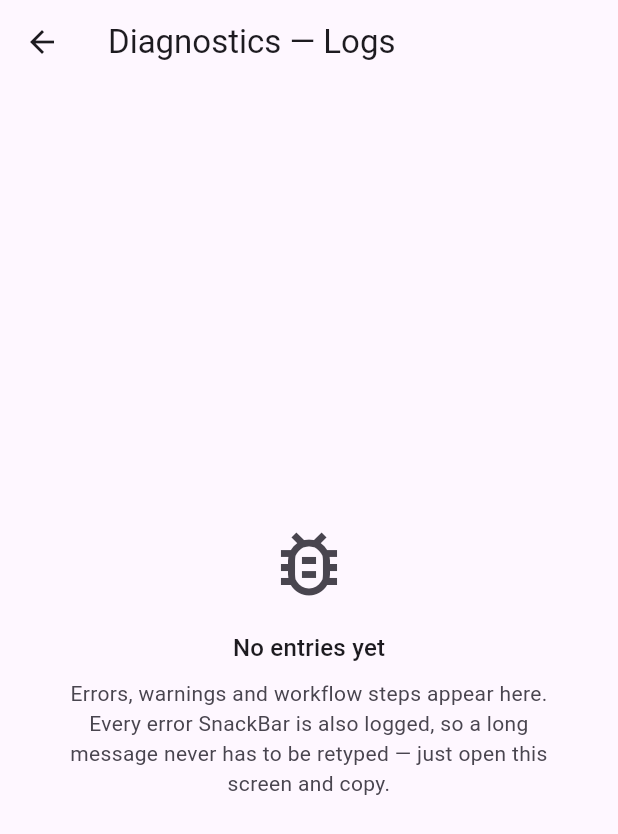
After one commit to amworx/klear, a Flutter app: the LogsPage screen opened directly, after a tap on the "delete outline" icon, on a phone screen of 412 x 824 dp. The commit adds this screen. Shown: the top 834 px of the screen. Run offline on Flutter 3.47's test engine with Material 3 defaults, Android fonts, the phone set to English and light mode, and no system bars; our stand-ins replace flutter_map, flutter_riverpod, geolocator, go_router, latlong2, shared_preferences and 1 more; accounts and stored records are empty.

Commit message:
fix(auth): fail-fast on missing Supabase config, add diagnostics logger
- build_apk.yml: inject SUPABASE_URL / PUBLISHABLE_KEY from repo secrets so
  GitHub Actions APKs are correctly configured (was plain build -> LateInit)
- main.dart: show clear misconfigured screen + hook FlutterError/PlatformDispatcher
  to AppLogger (was silent placeholder -> cryptic crash at sign-in)
- core/logger: in-memory ring buffer (120 entries) + /diagnostics/logs viewer
  with copy/clear, mirrored to logcat for adb inspection
- account: Diagnostics tile (guest + profile), SnackBar with View logs action
- auth: log all signInWithEmail / verifyOTP / loadProfile errors for workflow

````diff
--- a/src/lib/app/app_router.dart
+++ b/src/lib/app/app_router.dart
@@ -40,6 +40,8 @@ class KlearRoutes {
   static const String addressBook = '/account/addresses';
   // Map picker (full-screen detour; pushed with `context.push`).
   static const String mapPicker = '/map-picker';
+  // Diagnostics — in-app log viewer (errors, warnings, workflow).
+  static const String logs = '/diagnostics/logs';
 }
 
 /// Bottom-nav branch index keys.
--- /dev/null
+++ b/src/lib/core/logger/app_logger.dart
@@ -0,0 +1,163 @@
+import 'dart:async';
+
+import 'package:flutter/foundation.dart';
+import 'package:flutter_riverpod/flutter_riverpod.dart';
+
+/// Severity of a log entry.
+enum LogLevel { debug, info, warning, error }
+
+/// A single log entry kept in the in-memory ring buffer.
+class LogEntry {
+  const LogEntry({
+    required this.timestamp,
+    required this.level,
+    required this.tag,
+    required this.message,
+    this.error,
+    this.stackTrace,
+  });
+
+  final DateTime timestamp;
+  final LogLevel level;
+  final String tag;
+  final String message;
+  final Object? error;
+  final StackTrace? stackTrace;
+
+  String get formattedTime {
+    final t = timestamp.toLocal();
+    String two(int n) => n.toString().padLeft(2, '0');
+    return '${two(t.hour)}:${two(t.minute)}:${two(t.second)}.${t.millisecond.toString().padLeft(3, '0')}';
+  }
+
+  String get levelLabel => level.name.toUpperCase();
+
+  @override
+  String toString() {
+    final buf = StringBuffer()..write('[$formattedTime] [$levelLabel][$tag] $message');
+    if (error != null) buf.write(' | $error');
+    if (stackTrace != null) buf.write('\n$stackTrace');
+    return buf.toString();
+  }
+}
+
+/// In-memory ring-buffer logger for diagnostics.
+///
+/// Keeps the last [_maxEntries] entries (errors + warnings + info) so the
+/// workflow can be inspected from the app itself (no need to retype long
+/// SnackBar messages). Also mirrors every entry to `debugPrint` for `adb
+/// logcat`. Exposed via Riverpod for the Logs UI.
+///
+/// Usage:
+/// ```dart
+/// ref.read(appLoggerProvider).e('auth', 'sign-in failed', error, stackTrace);
+/// ref.read(appLoggerProvider).w('services', 'failed to load services');
+/// ```
+class AppLogger extends ChangeNotifier {
+  // ignore: prefer_initializing_formals
+  AppLogger({int maxEntries = 120}) : _maxEntries = maxEntries;
+
+  final int _maxEntries;
+  final List<LogEntry> _entries = [];
+  final StreamController<LogEntry> _streamController =
+      StreamController<LogEntry>.broadcast();
+
+  /// A process-wide singleton used before the Riverpod container exists
+  /// (e.g., in `main()`'s global error handlers).
+  static final AppLogger instance = AppLogger();
+
+  List<LogEntry> get entries => List.unmodifiable(_entries);
+  Stream<LogEntry> get stream => _streamController.stream;
+  int get length => _entries.length;
+
+  void _add(LogEntry entry) {
+    if (_entries.length >= _maxEntries) {
+      _entries.removeAt(0);
+    }
+    _entries.add(entry);
+    _streamController.add(entry);
+    // Mirror to logcat / debug console for `adb logcat` inspection.
+    debugPrint(entry.toString());
+    notifyListeners();
+  }
+
+  void d(String tag, String message, [Object? error, StackTrace? stack]) =>
+      _add(LogEntry(
+        timestamp: DateTime.now(),
+        level: LogLevel.debug,
+        tag: tag,
+        message: message,
+        error: error,
+        stackTrace: stack,
+      ));
+
+  void i(String tag, String message, [Object? error, StackTrace? stack]) =>
+      _add(LogEntry(
+        timestamp: DateTime.now(),
+        level: LogLevel.info,
+        tag: tag,
+        message: message,
+        error: error,
+        stackTrace: stack,
+      ));
+
+  void w(String tag, String message, [Object? error, StackTrace? stack]) =>
+      _add(LogEntry(
+        timestamp: DateTime.now(),
+        level: LogLevel.warning,
+        tag: tag,
+        message: message,
+        error: error,
+        stackTrace: stack,
+      ));
+
+  void e(String tag, String message, [Object? error, StackTrace? stack]) =>
+      _add(LogEntry(
+        timestamp: DateTime.now(),
+        level: LogLevel.error,
+        tag: tag,
+        message: message,
+        error: error,
+        stackTrace: stack,
+      ));
+
+  /// Convenience for logging a caught exception.
+  void logException(
+    String tag,
+    String message,
+    Object error,
+    StackTrace stackTrace,
+  ) =>
+      e(tag, message, error, stackTrace);
+
+  void clear() {
+    _entries.clear();
+    notifyListeners();
+  }
+
+  String exportAsText() => _entries.map((e) => e.toString()).join('\n');
+
+  @override
+  void dispose() {
+    _streamController.close();
+    super.dispose();
+  }
+}
+
+/// Riverpod provider for the app logger.
+///
+/// The default value is the process-wide [AppLogger.instance] so every
+/// `ref.read(appLoggerProvider)` shares the same buffer. The singleton lives
+/// for the lifetime of the process and is not disposed with the provider.
+final appLoggerProvider = Provider<AppLogger>((ref) => AppLogger.instance);
+
+/// Helper to show a SnackBar that also logs the error and offers a one-tap
+/// copy / view-logs action. Use this instead of a plain `SnackBar` for any
+/// user-visible error so the long message never has to be retyped.
+extension SnackBarLogger on AppLogger {
+  /// Log [error] at `error` level and return the formatted message for UI.
+  String logAndFormat(String tag, String userMessage, Object error, StackTrace st) {
+    e(tag, userMessage, error, st);
+    return '$userMessage: $error';
+  }
+}
--- a/src/lib/features/account/presentation/account_page.dart
+++ b/src/lib/features/account/presentation/account_page.dart
@@ -70,6 +70,12 @@ class _GuestView extends StatelessWidget {
               FilledButton(
                 onPressed: () => context.go(KlearRoutes.signIn),
                 child: Text(l10n.signInTitle),
+              ),
+              const SizedBox(height: 16),
+              OutlinedButton.icon(
+                onPressed: () => context.push(KlearRoutes.logs),
+                icon: const Icon(Icons.bug_report_outlined),
+                label: const Text('Diagnostics — View logs'),
               ),
             ],
           ),
@@ -178,6 +184,17 @@ class _ProfileView extends StatelessWidget {
             ),
           ),
           const SizedBox(height: 16),
+          // Diagnostics — in-app log viewer for errors & workflow.
+          Card(
+            child: ListTile(
+              leading: const Icon(Icons.bug_report_outlined),
+              title: const Text('Diagnostics'),
+              subtitle: const Text('View error & workflow logs'),
+              trailing: const Icon(Icons.chevron_right),
+              onTap: () => context.push(KlearRoutes.logs),
+            ),
+          ),
+          const SizedBox(height: 16),
           // Edit profile button.
           OutlinedButton.icon(
             onPressed: () => context.go(KlearRoutes.profileSetup),
--- a/src/lib/features/auth/email_signin_page.dart
+++ b/src/lib/features/auth/email_signin_page.dart
@@ -3,6 +3,7 @@ import 'package:flutter_riverpod/flutter_riverpod.dart';
 import 'package:go_router/go_router.dart';
 
 import '../../../app/app_router.dart';
+import '../../../core/logger/app_logger.dart';
 import '../../../core/widgets/motion.dart';
 import '../../../l10n/app_localizations.dart';
 import '../account/presentation/auth_providers.dart';
@@ -50,12 +51,19 @@ class _EmailSignInPageState extends ConsumerState<EmailSignInPage> {
           .read(authProvider.notifier)
           .signInWithEmail(email, shouldCreateUser: _isSignup);
       if (!mounted) return;
+      ref.read(appLoggerProvider).i('auth', 'OTP sent to $email (mode=${_isSignup ? 'signup' : 'login'})');
       context.push(KlearRoutes.otpVerify);
-    } catch (e) {
+    } catch (e, st) {
       if (!mounted) return;
+      ref.read(appLoggerProvider).e('auth', 'signInWithEmail failed for $email', e, st);
       ScaffoldMessenger.of(context).showSnackBar(
         SnackBar(
           content: Text('${AppLocalizations.of(context).errorLoadingServices}: $e'),
+          duration: const Duration(seconds: 6),
+          action: SnackBarAction(
+            label: 'View logs',
+            onPressed: () => context.push(KlearRoutes.logs),
+          ),
         ),
       );
     }
--- /dev/null
+++ b/src/lib/features/diagnostics/presentation/logs_page.dart
@@ -0,0 +1,227 @@
+import 'package:flutter/material.dart';
+import 'package:flutter/services.dart';
+import 'package:flutter_riverpod/flutter_riverpod.dart';
+
+import '../../../core/logger/app_logger.dart';
+
+/// In-app diagnostics: shows the last ~120 log entries (errors, warnings,
+/// workflow steps). Every entry is also mirrored to `adb logcat`, so the
+/// workflow can be inspected from the device without retyping long SnackBars.
+///
+/// Entry point: Account tab → Diagnostics → View logs (also reachable via
+/// the SnackBar's "Copy" / "View logs" actions).
+class LogsPage extends ConsumerWidget {
+  const LogsPage({super.key});
+
+  @override
+  Widget build(BuildContext context, WidgetRef ref) {
+    final logger = ref.watch(appLoggerProvider);
+    // Rebuild when the logger notifies (ChangeNotifier).
+    return AnimatedBuilder(
+      animation: logger,
+      builder: (context, _) {
+        final entries = logger.entries.toList().reversed.toList();
+        return Scaffold(
+          appBar: AppBar(
+            title: const Text('Diagnostics — Logs'),
+            actions: [
+              if (entries.isNotEmpty)
+                IconButton(
+                  tooltip: 'Copy all',
+                  icon: const Icon(Icons.copy_all_outlined),
+                  onPressed: () async {
+                    await Clipboard.setData(
+                      ClipboardData(text: logger.exportAsText()),
+                    );
+                    if (!context.mounted) return;
+                    ScaffoldMessenger.of(context).showSnackBar(
+                      const SnackBar(content: Text('Logs copied to clipboard')),
+                    );
+                  },
+                ),
+              if (entries.isNotEmpty)
+                IconButton(
+                  tooltip: 'Clear',
+                  icon: const Icon(Icons.delete_outline),
+                  onPressed: () => logger.clear(),
+                ),
+            ],
+          ),
+          body: entries.isEmpty
+              ? Center(
+                  child: Padding(
+                    padding: const EdgeInsets.all(32),
+                    child: Column(
+                      mainAxisSize: MainAxisSize.min,
+                      children: [
+                        Icon(
+                          Icons.bug_report_outlined,
+                          size: 56,
+                          color: Theme.of(context).colorScheme.onSurfaceVariant,
+                        ),
+                        const SizedBox(height: 16),
+                        Text(
+                          'No entries yet',
+                          style: Theme.of(context).textTheme.titleMedium,
+                        ),
+                        const SizedBox(height: 8),
+                        Text(
+                          'Errors, warnings and workflow steps appear here. '
+                          'Every error SnackBar is also logged, so a long message '
+                          'never has to be retyped — just open this screen and copy.',
+                          textAlign: TextAlign.center,
+                          style: Theme.of(context).textTheme.bodyMedium?.copyWith(
+                                color: Theme.of(context).colorScheme.onSurfaceVariant,
+                              ),
+                        ),
+                      ],
+                    ),
+                  ),
+                )
+              : ListView.separated(
+                  padding: const EdgeInsets.all(12),
+                  itemCount: entries.length,
+                  separatorBuilder: (_, _) => const SizedBox(height: 8),
+                  itemBuilder: (context, index) {
+                    final e = entries[index];
+                    return _LogTile(entry: e);
+                  },
+                ),
+        );
+      },
+    );
+  }
+}
+
+class _LogTile extends StatelessWidget {
+  const _LogTile({required this.entry});
+  final LogEntry entry;
+
+  Color _levelColor(BuildContext context) {
+    switch (entry.level) {
+      case LogLevel.error:
+        return Theme.of(context).colorScheme.error;
+      case LogLevel.warning:
+        return Colors.orange.shade700;
+      case LogLevel.info:
+        return Theme.of(context).colorScheme.primary;
+      case LogLevel.debug:
+        return Theme.of(context).colorScheme.onSurfaceVariant;
+    }
+  }
+
+  IconData _levelIcon() {
+    switch (entry.level) {
+      case LogLevel.error:
+        return Icons.error_outline;
+      case LogLevel.warning:
+        return Icons.warning_amber_outlined;
+      case LogLevel.info:
+        return Icons.info_outline;
+      case LogLevel.debug:
+        return Icons.bug_report_outlined;
+    }
+  }
+
+  @override
+  Widget build(BuildContext context) {
+    return Card(
+      elevation: 0,
+      color: Theme.of(context).colorScheme.surfaceContainerHighest.withValues(alpha: 0.5),
+      child: Padding(
+        padding: const EdgeInsets.all(12),
+        child: Column(
+          crossAxisAlignment: CrossAxisAlignment.start,
+          children: [
+            Row(
+              children: [
+                Icon(_levelIcon(), size: 16, color: _levelColor(context)),
+                const SizedBox(width: 6),
+                Container(
+                  padding: const EdgeInsets.symmetric(horizontal: 6, vertical: 2),
+                  decoration: BoxDecoration(
+                    color: _levelColor(context).withValues(alpha: 0.12),
+                    borderRadius: BorderRadius.circular(4),
+                  ),
+                  child: Text(
+                    entry.levelLabel,
+                    style: TextStyle(
+                      fontSize: 10,
+                      fontWeight: FontWeight.w700,
+                      letterSpacing: 0.5,
+                      color: _levelColor(context),
+                    ),
+                  ),
+                ),
+                const SizedBox(width: 8),
+                Container(
+                  padding: const EdgeInsets.symmetric(horizontal: 6, vertical: 2),
+                  decoration: BoxDecoration(
+                    color: Theme.of(context).colorScheme.surfaceContainerHigh,
+                    borderRadius: BorderRadius.circular(4),
+                  ),
+                  child: Text(
+                    entry.tag,
+                    style: const TextStyle(fontSize: 10, fontWeight: FontWeight.w600),
+                  ),
+                ),
+                const Spacer(),
+                Text(
+                  entry.formattedTime,
+                  style: Theme.of(context).textTheme.labelSmall?.copyWith(
+                        color: Theme.of(context).colorScheme.onSurfaceVariant,
+                      ),
+                ),
+                const SizedBox(width: 4),
+                InkWell(
+                  borderRadius: BorderRadius.circular(4),
+                  onTap: () async {
+                    await Clipboard.setData(ClipboardData(text: entry.toString()));
+                    if (!context.mounted) return;
+                    ScaffoldMessenger.of(context).showSnackBar(
+                      const SnackBar(content: Text('Entry copied')),
+                    );
+                  },
+                  child: const Padding(
+                    padding: EdgeInsets.all(4),
+                    child: Icon(Icons.copy, size: 14),
+                  ),
+                ),
+              ],
+            ),
+            const SizedBox(height: 8),
+            SelectableText(
+              entry.message,
+              style: Theme.of(context).textTheme.bodyMedium?.copyWith(
+                    fontWeight: FontWeight.w600,
+                  ),
+            ),
+            if (entry.error != null) ...[
+              const SizedBox(height: 4),
+              SelectableText(
+                '${entry.error}',
+                style: Theme.of(context).textTheme.bodySmall?.copyWith(
+                      color: Theme.of(context).colorScheme.onSurfaceVariant,
+                      fontFamily: 'monospace',
+                      fontSize: 12,
+                    ),
+              ),
+            ],
+            if (entry.stackTrace != null) ...[
+              const SizedBox(height: 4),
+              SelectableText(
+                '${entry.stackTrace}',
+                style: Theme.of(context).textTheme.bodySmall?.copyWith(
+                      color: Theme.of(context).colorScheme.onSurfaceVariant,
+                      fontFamily: 'monospace',
+                      fontSize: 10,
+                    ),
+                maxLines: 8,
+              ),
+            ],
+          ],
+        ),
+      ),
+    );
+  }
+}
````
Also changed, not shown: src/lib/app/klear_app.dart (+15 -3 lines), src/lib/features/account/presentation/auth_providers.dart (+13 -3 lines), src/lib/main.dart (+78 -1 lines), 1 other file.
